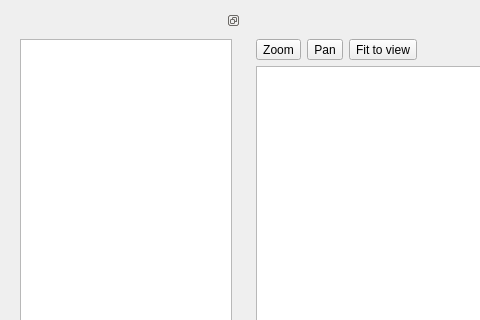
The window that mapview.ui (ArashMassoudieh/WaterwAIs) describes before a commit, drawn with Qt 5; both pictures show x 0 to 480 and y 0 to 320 of the 795 by 506 pixel window.
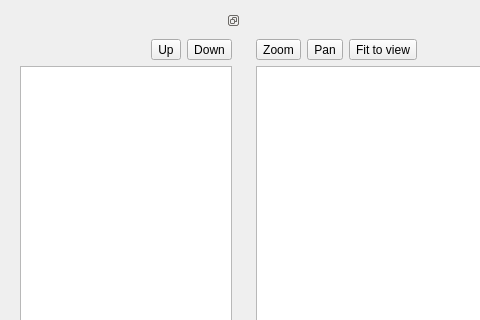
The same window after the commit. Custom widgets are drawn as their Qt base class.

```diff
--- a/mapview.ui
+++ b/mapview.ui
@@ -25,14 +25,45 @@
      <property name="minimumSize">
       <size>
        <width>118</width>
-       <height>120</height>
+       <height>154</height>
       </size>
      </property>
      <property name="features">
       <set>QDockWidget::DockWidgetFloatable|QDockWidget::DockWidgetMovable</set>
      </property>
      <widget class="QWidget" name="dockWidgetContents_2">
-      <layout class="QHBoxLayout" name="horizontalLayout_3">
+      <layout class="QVBoxLayout" name="verticalLayout_2">
+       <item>
+        <layout class="QHBoxLayout" name="horizontalLayout_3">
+         <item>
+          <spacer name="horizontalSpacer_2">
+           <property name="orientation">
+            <enum>Qt::Horizontal</enum>
+           </property>
+           <property name="sizeHint" stdset="0">
+            <size>
+             <width>40</width>
+             <height>20</height>
+            </size>
+           </property>
+          </spacer>
+         </item>
+         <item>
+          <widget class="QToolButton" name="btnMoveUp">
+           <property name="text">
+            <string>Up</string>
+           </property>
+          </widget>
+         </item>
+         <item>
+          <widget class="QToolButton" name="btnMoveDown">
+           <property name="text">
+            <string>Down</string>
+           </property>
+          </widget>
+         </item>
+        </layout>
+       </item>
        <item>
         <widget class="QListView" name="lstLayers">
          <property name="editTriggers">
```
